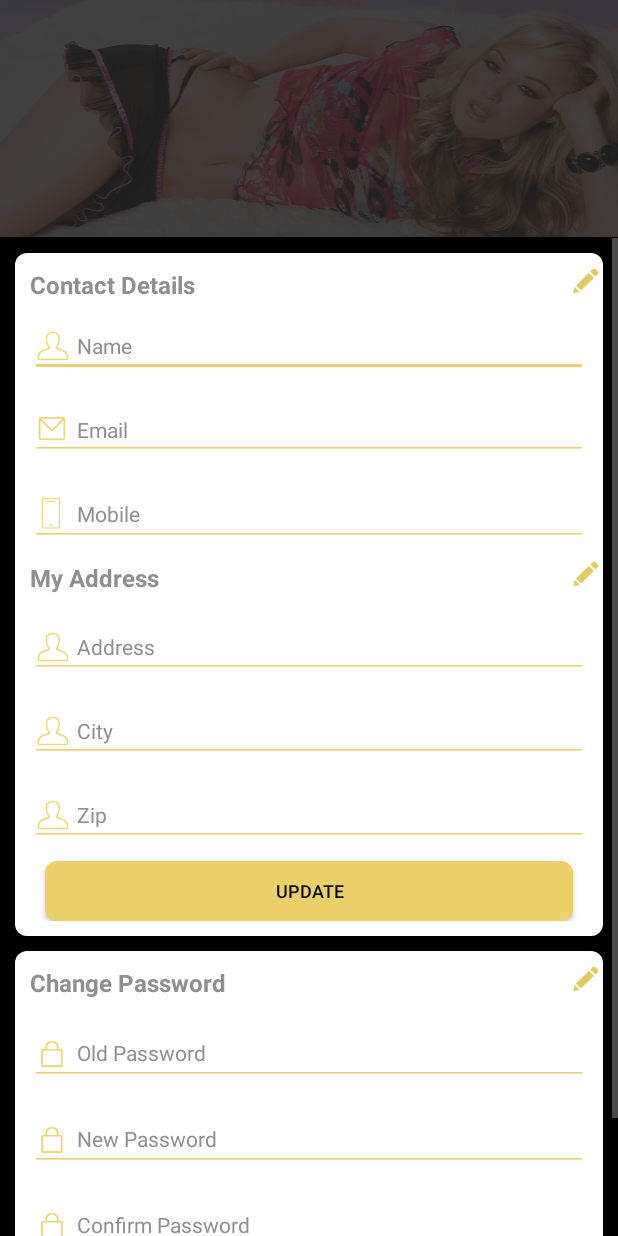
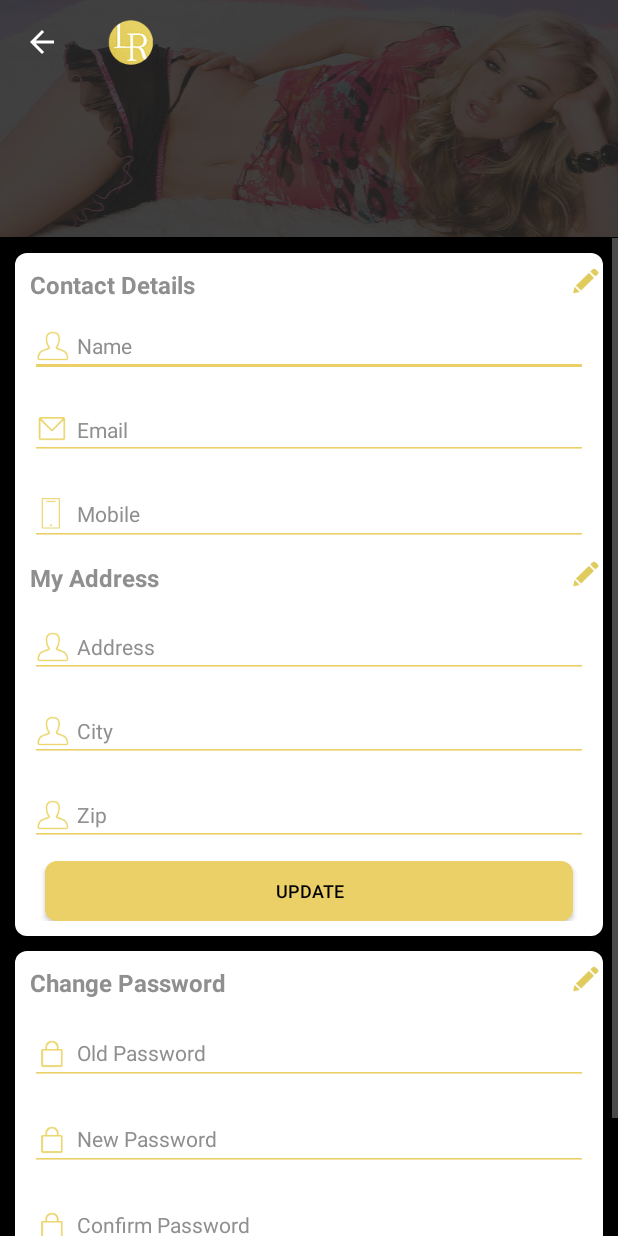
Before and after one commit to Pranav-Mtl/Luxerush, an Android app: the Profile screen opened directly, with no data from a screen before it, on a phone screen of 412 x 824 dp. Run offline under Robolectric (Android 15) with nearby library versions, the phone set to English and light mode, and no system bars.

Commit message:
29 march  2016

```diff
--- a/app/src/main/res/layout/activity_profile.xml
+++ b/app/src/main/res/layout/activity_profile.xml
@@ -13,11 +13,19 @@
         android:layout_width="match_parent"
         android:layout_height="wrap_content">
 
+
+
+        <ImageView
+
+        android:layout_width="match_parent"
+        android:layout_height="wrap_content"
+        android:background="@drawable/bg_options_all"
+        />
         <android.support.v7.widget.Toolbar
             android:id="@+id/toolbar"
             android:layout_width="match_parent"
             android:layout_height="wrap_content"
-            android:layout_alignParentTop="true"
+
             app:theme="@style/Toolbar_Theme"
 
 
@@ -33,13 +41,6 @@
 
         </android.support.v7.widget.Toolbar>
 
-
-        <ImageView
-
-        android:layout_width="match_parent"
-        android:layout_height="wrap_content"
-        android:background="@drawable/bg_options_all"
-        />
         <LinearLayout
             android:layout_width="wrap_content"
             android:layout_height="wrap_content"
```
